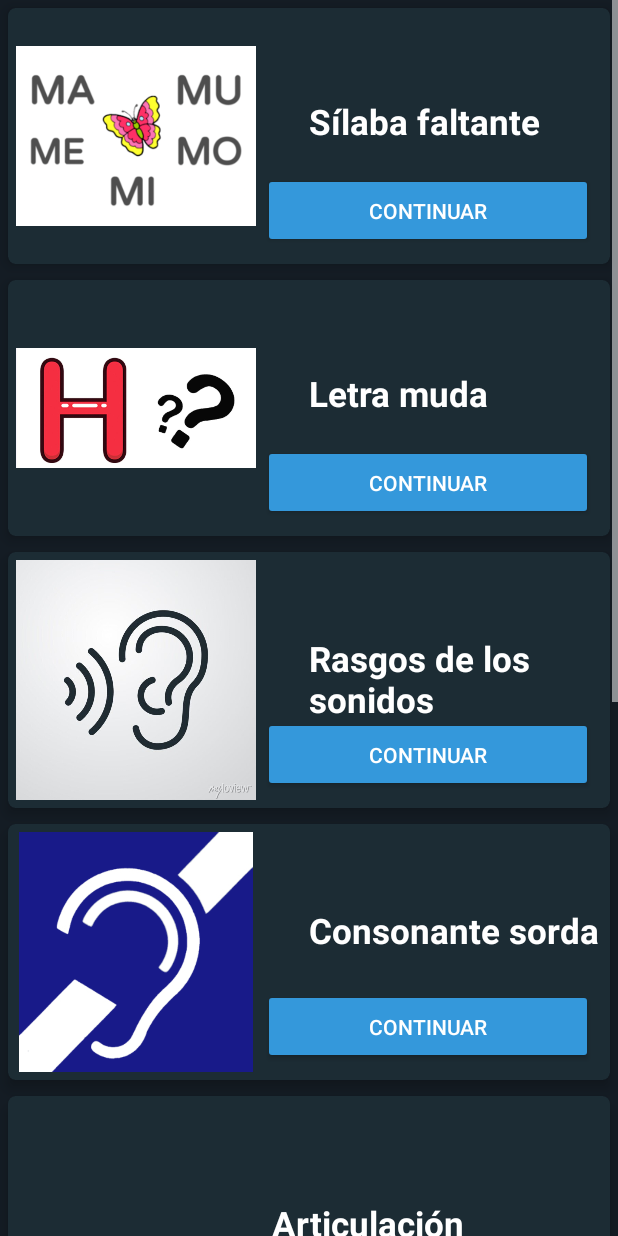
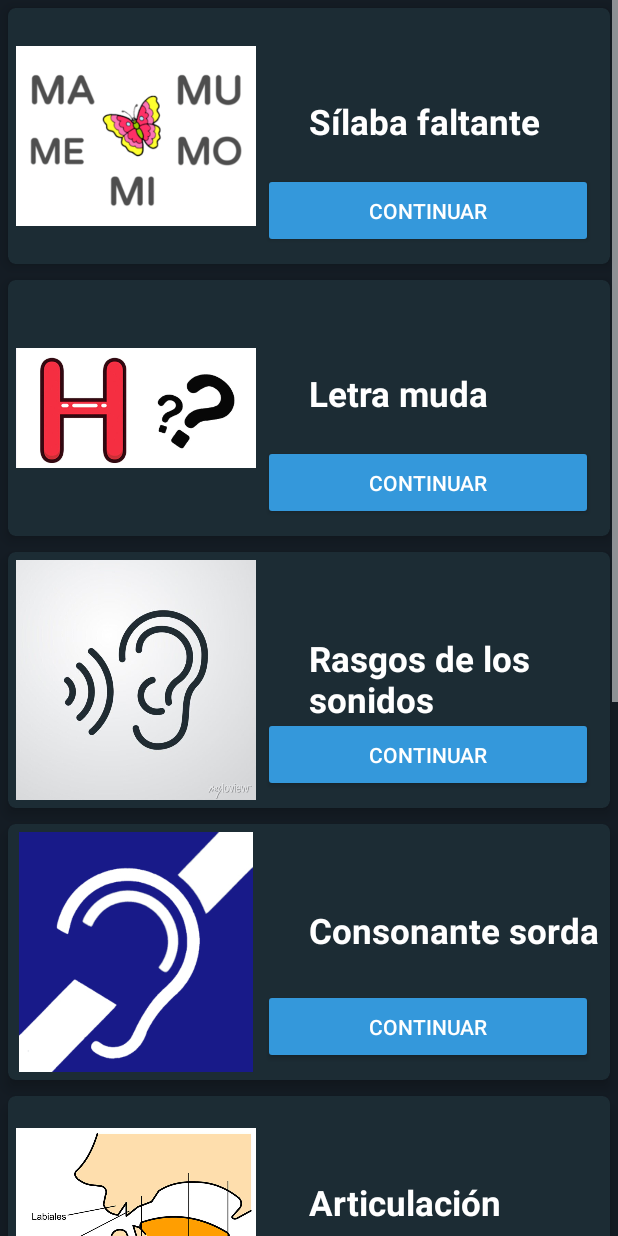
Before and after one commit to IgnacioRosas172/Jika, an Android app: the ActividadInicioFonetica screen opened directly, with no data from a screen before it, on a phone screen of 412 x 824 dp. Run offline under Robolectric (Android 15) with nearby library versions, the phone set to English and light mode, and no system bars.

Commit message:
Se termino la interfaz de fonetica, solo esta habilitado la primera actividad

```diff
--- /dev/null
+++ b/app/src/main/res/color/button.xml
@@ -0,0 +1,5 @@
+<?xml version="1.0" encoding="utf-8"?>
+<selector xmlns:android="http://schemas.android.com/apk/res/android">
+    <item android:color="@color/colorAccent" android:state_enabled="true" />
+    <item android:color="@color/colorAccentDark" />
+</selector>
--- /dev/null
+++ b/app/src/main/res/color/button_text.xml
@@ -0,0 +1,5 @@
+<?xml version="1.0" encoding="utf-8"?>
+<selector xmlns:android="http://schemas.android.com/apk/res/android">
+    <item android:color="?attr/colorPrimaryDark" android:state_enabled="true" />
+    <item android:alpha="0.38" android:color="?attr/colorPrimaryDark" />
+</selector>
--- /dev/null
+++ b/app/src/main/res/color/text_input.xml
@@ -0,0 +1,7 @@
+<?xml version="1.0" encoding="utf-8"?>
+<selector xmlns:android="http://schemas.android.com/apk/res/android">
+    <item android:color="@color/colorAccent" android:state_focused="true" />
+    <item android:alpha="0.87" android:color="@color/colorAccent" android:state_hovered="true" />
+    <item android:alpha="0.12" android:color="@color/colorAccentDark" android:state_enabled="false" />
+    <item android:color="@color/colorAccentDark" />
+</selector>
--- /dev/null
+++ b/app/src/main/res/color/text_input_hint.xml
@@ -0,0 +1,5 @@
+<?xml version="1.0" encoding="utf-8"?>
+<selector xmlns:android="http://schemas.android.com/apk/res/android">
+    <item android:alpha="0.38" android:color="@color/colorAccentDark" android:state_enabled="false" />
+    <item android:alpha="0.6" android:color="@color/colorAccentDark" />
+</selector>
--- a/app/src/main/res/layout/activity_actividad_inicio_fonetica.xml
+++ b/app/src/main/res/layout/activity_actividad_inicio_fonetica.xml
@@ -165,6 +165,7 @@
                     android:layout_marginTop="110dp"/>
 
             </androidx.cardview.widget.CardView>
+
             <androidx.cardview.widget.CardView
                 android:layout_width="match_parent"
                 android:layout_height="wrap_content"
@@ -177,21 +178,32 @@
                     android:layout_width="1in"
                     android:layout_height="1in"
                     android:layout_margin="5dp"
-
                     android:elevation="3dp"
-                    />
+                    android:src="@drawable/fonemas"/>
 
 
                 <TextView
-                    android:layout_width="match_parent"
-                    android:layout_height="match_parent"
-                    android:paddingLeft="1.1in"
+                    android:layout_width="200dp"
+                    android:layout_height="60dp"
+                    android:layout_gravity="center"
+                    android:layout_marginLeft="100dp"
+                    android:text="Articulación"
+                    android:textColor="@color/white"
                     android:textSize="23sp"
-                    android:textStyle="bold"
-                    android:layout_gravity="center"
+                    android:textStyle="bold" />
+
+                <Button
+                    android:id="@+id/btnArticulacion"
+                    android:layout_width="220dp"
+                    android:layout_height="50dp"
+                    android:text="Continuar"
+                    android:backgroundTint="@color/green"
                     android:textColor="@color/white"
-                    android:text="Articulación"/>
+                    android:layout_marginLeft="170dp"
+                    android:layout_marginTop="110dp"/>
+
             </androidx.cardview.widget.CardView>
+
             <androidx.cardview.widget.CardView
                 android:layout_width="match_parent"
                 android:layout_height="wrap_content"
@@ -204,21 +216,32 @@
                     android:layout_width="1in"
                     android:layout_height="1in"
                     android:layout_margin="5dp"
-
                     android:elevation="3dp"
-                    />
+                    android:src="@drawable/contar"/>
 
 
                 <TextView
-                    android:layout_width="match_parent"
-                    android:layout_height="match_parent"
-                    android:paddingLeft="1.1in"
+                    android:layout_width="200dp"
+                    android:layout_height="60dp"
+                    android:layout_gravity="center"
+                    android:layout_marginLeft="100dp"
+                    android:text="Conteo de sílabas"
+                    android:textColor="@color/white"
                     android:textSize="23sp"
-                    android:textStyle="bold"
-                    android:layout_gravity="center"
+                    android:textStyle="bold" />
+
+                <Button
+                    android:id="@+id/btnConteo"
+                    android:layout_width="220dp"
+                    android:layout_height="50dp"
+                    android:text="Continuar"
+                    android:backgroundTint="@color/green"
                     android:textColor="@color/white"
-                    android:text="This Is Vertical ScrollView"/>
+                    android:layout_marginLeft="170dp"
+                    android:layout_marginTop="110dp"/>
+
             </androidx.cardview.widget.CardView>
+
             <androidx.cardview.widget.CardView
                 android:layout_width="match_parent"
                 android:layout_height="wrap_content"
@@ -231,22 +254,32 @@
                     android:layout_width="1in"
                     android:layout_height="1in"
                     android:layout_margin="5dp"
-
                     android:elevation="3dp"
-
-                    />
+                    android:src="@drawable/nucleo"/>
 
 
                 <TextView
-                    android:layout_width="match_parent"
-                    android:layout_height="match_parent"
-                    android:paddingLeft="1.1in"
+                    android:layout_width="200dp"
+                    android:layout_height="60dp"
+                    android:layout_gravity="center"
+                    android:layout_marginLeft="100dp"
+                    android:text="Núcleo silábico"
+                    android:textColor="@color/white"
                     android:textSize="23sp"
-                    android:textStyle="bold"
-                    android:layout_gravity="center"
+                    android:textStyle="bold" />
+
+                <Button
+                    android:id="@+id/btnNucleo"
+                    android:layout_width="220dp"
+                    android:layout_height="50dp"
+                    android:text="Continuar"
+                    android:backgroundTint="@color/green"
                     android:textColor="@color/white"
-                    android:text="This Is Vertical ScrollView"/>
+                    android:layout_marginLeft="170dp"
+                    android:layout_marginTop="110dp"/>
+
             </androidx.cardview.widget.CardView>
+
             <androidx.cardview.widget.CardView
                 android:layout_width="match_parent"
                 android:layout_height="wrap_content"
@@ -259,21 +292,30 @@
                     android:layout_width="1in"
                     android:layout_height="1in"
                     android:layout_margin="5dp"
-
                     android:elevation="3dp"
-
-                    />
+                    android:src="@drawable/union"/>
 
 
                 <TextView
-                    android:layout_width="match_parent"
-                    android:layout_height="match_parent"
-                    android:paddingLeft="1.1in"
+                    android:layout_width="200dp"
+                    android:layout_height="60dp"
+                    android:layout_gravity="center"
+                    android:layout_marginLeft="100dp"
+                    android:text="Diptongos"
+                    android:textColor="@color/white"
                     android:textSize="23sp"
-                    android:textStyle="bold"
-                    android:layout_gravity="center"
+                    android:textStyle="bold" />
+
+                <Button
+                    android:id="@+id/btnDiptongo"
+                    android:layout_width="220dp"
+                    android:layout_height="50dp"
+                    android:text="Continuar"
+                    android:backgroundTint="@color/green"
                     android:textColor="@color/white"
-                    android:text="This Is Vertical ScrollView"/>
+                    android:layout_marginLeft="170dp"
+                    android:layout_marginTop="110dp"/>
+
             </androidx.cardview.widget.CardView>
 
         </LinearLayout>
--- /dev/null
+++ b/app/src/main/res/layout/dos.xml
@@ -0,0 +1,6 @@
+<?xml version="1.0" encoding="utf-8"?>
+<androidx.constraintlayout.widget.ConstraintLayout xmlns:android="http://schemas.android.com/apk/res/android"
+    xmlns:app="http://schemas.android.com/apk/res-auto"
+    xmlns:tools="http://schemas.android.com/tools"
+    android:layout_width="match_parent"
+             android:layout_height="match_parent"/>
--- a/app/src/main/res/values/colors.xml
+++ b/app/src/main/res/values/colors.xml
@@ -14,4 +14,9 @@
     <color name="yellow">#f7b807</color>
     <color name="blackfondo">#141c24</color>
     <color name="blackfondofuerte">#1c2c34</color>
+    <color name="colorPrimary">#587983</color>
+    <color name="colorPrimaryLight">#9DB3B4</color>
+    <color name="colorPrimaryDark">#344B52</color>
+    <color name="colorAccent">#FAE8DA</color>
+    <color name="colorAccentDark">#C7B6A8</color>
 </resources>
--- a/app/src/main/res/values/strings.xml
+++ b/app/src/main/res/values/strings.xml
@@ -15,5 +15,8 @@
     <string name="text_3">El sonido r suave se representa con una sola letra r.</string>
     <string name="text_4">El sonido r fuerte entre vocales se representa con el díagrafo rr.</string>
 
+    <string name="prompt_username">Username</string>
+    <string name="prompt_password">Password</string>
+    <string name="action_sign_in">Sign in</string>
 
 </resources>
--- a/app/src/main/res/values/themes.xml
+++ b/app/src/main/res/values/themes.xml
@@ -17,6 +17,10 @@
         <item name="android:textColorHint">@color/white</item>
         <item name="windowActionBar">false</item>
         <item name = "android:windowNoTitle">true</item>
+
+        <item name="textInputStyle">@style/AppTheme.TextInput</item>
+        <item name="materialButtonStyle">@style/AppTheme.Button</item>
+        <item name="shapeAppearanceSmallComponent">@style/AppTheme.SmallComponent</item>
         <!-- Customize your theme here. -->
     </style>
 
@@ -31,4 +35,23 @@
         <item name="colorOnPrimary">@color/grey_dark</item>
     </style>
 
+    <style name="AppTheme.TextInput" parent="Widget.MaterialComponents.TextInputLayout.OutlinedBox">
+        <item name="boxStrokeColor">@color/text_input</item>
+        <item name="boxStrokeWidth">2dp</item>
+        <item name="hintTextColor">@color/colorAccent</item>
+        <item name="android:textColorHint">@color/text_input_hint</item>
+        <item name="endIconTint">@color/colorAccentDark</item>
+    </style>
+
+    <style name="AppTheme.Button" parent="Widget.MaterialComponents.Button">
+        <item name="elevation">0dp</item>
+        <item name="backgroundTint">@color/button</item>
+        <item name="android:textColor">@color/button_text</item>
+    </style>
+
+    <style name="AppTheme.SmallComponent" parent="ShapeAppearance.MaterialComponents.SmallComponent">
+        <item name="cornerFamily">rounded</item>
+        <item name="cornerSize">50%</item>
+    </style>
+
 </resources>
```
Also changed, not shown: app/src/main/res/drawable/contar.jpg (added), app/src/main/res/drawable/fonemas.jpg (added), app/src/main/res/drawable/nucleo.png (added), app/src/main/res/drawable/union.png (added).
